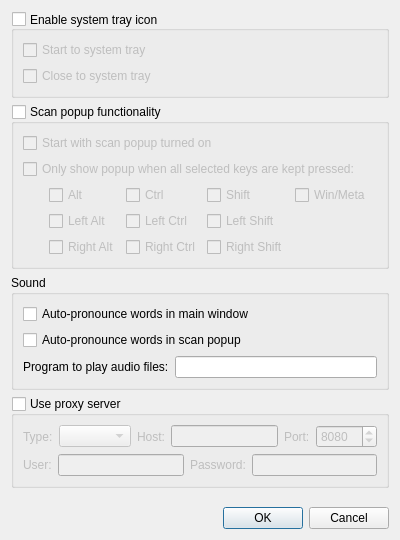
goldendict/goldendict, file src/preferences.ui: the form before one commit.
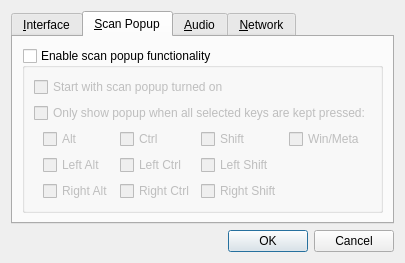
The form after the commit. The open tabs and pages were chosen to show the change.

Commit message: * Rework the Preferences UI to use tabbed interface.

The edit to the form file:
```diff
--- a/src/preferences.ui
+++ b/src/preferences.ui
@@ -6,8 +6,8 @@
    <rect>
     <x>0</x>
     <y>0</y>
-    <width>400</width>
-    <height>540</height>
+    <width>402</width>
+    <height>261</height>
    </rect>
   </property>
   <property name="windowTitle">
@@ -16,7 +16,30 @@
   <property name="modal">
    <bool>true</bool>
   </property>
+  <layout class="QVBoxLayout" name="verticalLayout_8">
+   <item>
+    <widget class="QTabWidget" name="tabWidget">
+     <property name="currentIndex">
+      <number>0</number>
+     </property>
+     <widget class="QWidget" name="tab">
+      <attribute name="title">
+       <string>&amp;Interface</string>
+      </attribute>
   <layout class="QVBoxLayout" name="verticalLayout_2">
+       <item>
+        <spacer name="verticalSpacer_8">
+         <property name="orientation">
+          <enum>Qt::Vertical</enum>
+         </property>
+         <property name="sizeHint" stdset="0">
+          <size>
+           <width>20</width>
+           <height>40</height>
+          </size>
+         </property>
+        </spacer>
+       </item>
    <item>
     <widget class="QGroupBox" name="enableTrayIcon">
      <property name="toolTip">
@@ -65,6 +88,39 @@
     </widget>
    </item>
    <item>
+        <spacer name="verticalSpacer">
+         <property name="orientation">
+          <enum>Qt::Vertical</enum>
+         </property>
+         <property name="sizeHint" stdset="0">
+          <size>
+           <width>20</width>
+           <height>40</height>
+          </size>
+         </property>
+        </spacer>
+       </item>
+      </layout>
+     </widget>
+     <widget class="QWidget" name="tab_4">
+      <attribute name="title">
+       <string>&amp;Scan Popup</string>
+      </attribute>
+      <layout class="QVBoxLayout" name="verticalLayout_10">
+       <item>
+        <spacer name="verticalSpacer_7">
+         <property name="orientation">
+          <enum>Qt::Vertical</enum>
+         </property>
+         <property name="sizeHint" stdset="0">
+          <size>
+           <width>20</width>
+           <height>40</height>
+          </size>
+         </property>
+        </spacer>
+       </item>
+       <item>
     <widget class="QGroupBox" name="enableScanPopup">
      <property name="toolTip">
       <string>When enabled, a translation popup window would be shown each time
@@ -73,7 +129,7 @@
 off from main window or tray icon.</string>
      </property>
      <property name="title">
-      <string>Scan popup functionality</string>
+          <string>Enable scan popup functionality</string>
      </property>
      <property name="checkable">
       <bool>true</bool>
@@ -265,11 +321,38 @@
     </widget>
    </item>
    <item>
-    <widget class="QGroupBox" name="groupBox">
-     <property name="title">
-      <string>Sound</string>
-     </property>
+        <spacer name="verticalSpacer_6">
+         <property name="orientation">
+          <enum>Qt::Vertical</enum>
+         </property>
+         <property name="sizeHint" stdset="0">
+          <size>
+           <width>20</width>
+           <height>0</height>
+          </size>
+         </property>
+        </spacer>
+       </item>
+      </layout>
+     </widget>
+     <widget class="QWidget" name="tab_2">
+      <attribute name="title">
+       <string>&amp;Audio</string>
+      </attribute>
      <layout class="QVBoxLayout" name="verticalLayout_7">
+       <item>
+        <spacer name="verticalSpacer_4">
+         <property name="orientation">
+          <enum>Qt::Vertical</enum>
+         </property>
+         <property name="sizeHint" stdset="0">
+          <size>
+           <width>20</width>
+           <height>40</height>
+          </size>
+         </property>
+        </spacer>
+       </item>
       <item>
        <widget class="QCheckBox" name="pronounceOnLoadMain">
         <property name="text">
@@ -298,8 +381,38 @@
         </item>
        </layout>
       </item>
-     </layout>
-    </widget>
+       <item>
+        <spacer name="verticalSpacer_2">
+         <property name="orientation">
+          <enum>Qt::Vertical</enum>
+         </property>
+         <property name="sizeHint" stdset="0">
+          <size>
+           <width>20</width>
+           <height>46</height>
+          </size>
+         </property>
+        </spacer>
+       </item>
+      </layout>
+     </widget>
+     <widget class="QWidget" name="tab_3">
+      <attribute name="title">
+       <string>&amp;Network</string>
+      </attribute>
+      <layout class="QVBoxLayout" name="verticalLayout_9">
+       <item>
+        <spacer name="verticalSpacer_5">
+         <property name="orientation">
+          <enum>Qt::Vertical</enum>
+         </property>
+         <property name="sizeHint" stdset="0">
+          <size>
+           <width>20</width>
+           <height>40</height>
+          </size>
+         </property>
+        </spacer>
    </item>
    <item>
     <widget class="QGroupBox" name="useProxyServer">
@@ -401,6 +514,10 @@
       </size>
      </property>
     </spacer>
+       </item>
+      </layout>
+     </widget>
+    </widget>
    </item>
    <item>
     <widget class="QDialogButtonBox" name="buttonBox">
```
Left out of the diff: 4 changed lines with no effect on the pictures. Lines whose indentation alone changed are shown as unchanged.
